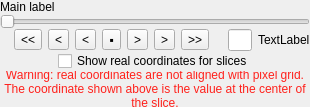
This is glue/viewers/common/qt/data_slice_widget.ui in glue-viz/glue as Qt 5 draws it before an edit. The edited form follows.
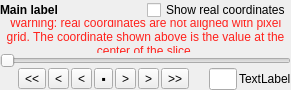
This is the edited form.

Commit message: Improvements to application layout, reduced font size, and fix an issue that caused all text in the left panels to be bold

The edit to the form file:
```diff
--- a/glue/viewers/common/qt/data_slice_widget.ui
+++ b/glue/viewers/common/qt/data_slice_widget.ui
@@ -6,8 +6,8 @@
    <rect>
     <x>0</x>
     <y>0</y>
-    <width>310</width>
-    <height>107</height>
+    <width>291</width>
+    <height>90</height>
    </rect>
   </property>
   <property name="windowTitle">
@@ -30,9 +30,61 @@
     <number>0</number>
    </property>
    <item>
-    <widget class="QLabel" name="text_label">
+    <layout class="QHBoxLayout" name="horizontalLayout_4">
+     <item>
+      <widget class="QLabel" name="text_label">
+       <property name="font">
+        <font>
+         <weight>75</weight>
+         <bold>true</bold>
+        </font>
+       </property>
+       <property name="text">
+        <string>Main label</string>
+       </property>
+      </widget>
+     </item>
+     <item>
+      <spacer name="horizontalSpacer_4">
+       <property name="orientation">
+        <enum>Qt::Horizontal</enum>
+       </property>
+       <property name="sizeHint" stdset="0">
+        <size>
+         <width>40</width>
+         <height>20</height>
+        </size>
+       </property>
+      </spacer>
+     </item>
+     <item>
+      <widget class="QCheckBox" name="bool_use_world">
+       <property name="text">
+        <string>Show real coordinates</string>
+       </property>
+       <property name="checkable">
+        <bool>true</bool>
+       </property>
+       <property name="checked">
+        <bool>false</bool>
+       </property>
+      </widget>
+     </item>
+    </layout>
+   </item>
+   <item>
+    <widget class="QLabel" name="text_warning">
+     <property name="styleSheet">
+      <string notr="true">color: rgb(255, 33, 28)</string>
+     </property>
      <property name="text">
-      <string>Main label</string>
+      <string>Warning: real coordinates are not aligned with pixel grid. The coordinate shown above is the value at the center of the slice.</string>
+     </property>
+     <property name="alignment">
+      <set>Qt::AlignCenter</set>
+     </property>
+     <property name="wordWrap">
+      <bool>true</bool>
      </property>
     </widget>
    </item>
@@ -53,7 +105,7 @@
    <item>
     <layout class="QHBoxLayout" name="horizontalLayout">
      <property name="spacing">
-      <number>6</number>
+      <number>2</number>
      </property>
      <item>
       <spacer name="horizontalSpacer">
@@ -218,65 +270,6 @@
      </item>
     </layout>
    </item>
-   <item>
-    <layout class="QHBoxLayout" name="horizontalLayout_4">
-     <item>
-      <spacer name="horizontalSpacer_4">
-       <property name="orientation">
-        <enum>Qt::Horizontal</enum>
-       </property>
-       <property name="sizeHint" stdset="0">
-        <size>
-         <width>40</width>
-         <height>20</height>
-        </size>
-       </property>
-      </spacer>
-     </item>
-     <item>
-      <widget class="QCheckBox" name="bool_use_world">
-       <property name="text">
-        <string>Show real coordinates for slices</string>
-       </property>
-       <property name="checkable">
-        <bool>true</bool>
-       </property>
-       <property name="checked">
-        <bool>false</bool>
-       </property>
-      </widget>
-     </item>
-     <item>
-      <spacer name="horizontalSpacer_3">
-       <property name="orientation">
-        <enum>Qt::Horizontal</enum>
-       </property>
-       <property name="sizeHint" stdset="0">
-        <size>
-         <width>40</width>
-         <height>20</height>
-        </size>
-       </property>
-      </spacer>
-     </item>
-    </layout>
-   </item>
-   <item>
-    <widget class="QLabel" name="text_warning">
-     <property name="styleSheet">
-      <string notr="true">color: rgb(255, 33, 28)</string>
-     </property>
-     <property name="text">
-      <string>Warning: real coordinates are not aligned with pixel grid. The coordinate shown above is the value at the center of the slice.</string>
-     </property>
-     <property name="alignment">
-      <set>Qt::AlignCenter</set>
-     </property>
-     <property name="wordWrap">
-      <bool>true</bool>
-     </property>
-    </widget>
-   </item>
   </layout>
  </widget>
  <resources/>
```
Left out of the diff: 11 changed lines with no effect on the pictures. The commit also changes 11 other files.
